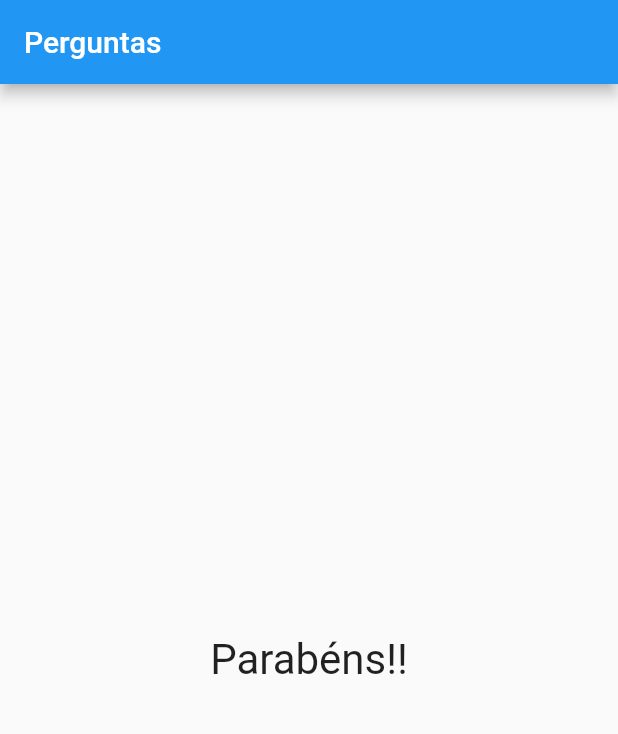
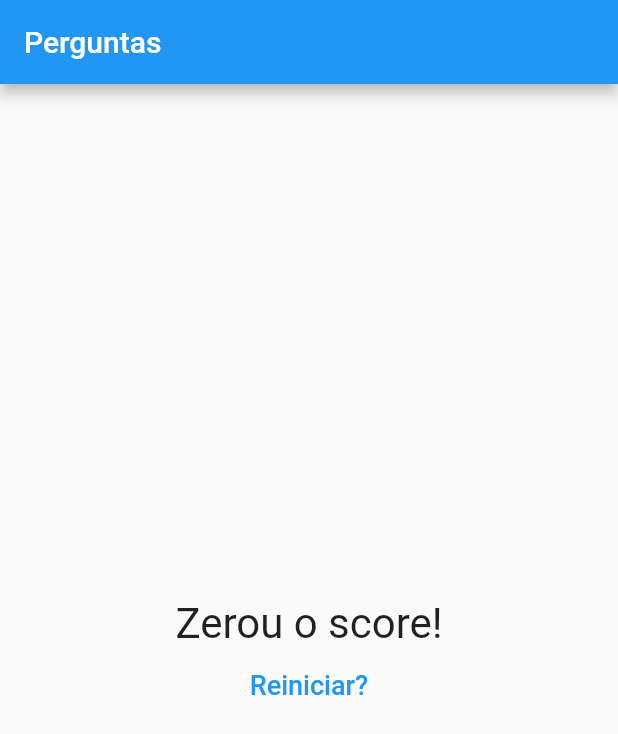
Before and after one commit to beugenio/flutter-curso, a Flutter app: the screen it shows after launch, after a tap on "Black", after a tap on "Cat", after a tap on "Joao", on a phone screen of 412 x 824 dp. Shown: the top 734 px of the screen. Run offline on Flutter 3.47's test engine with Material 2 defaults, Android fonts, the phone set to English and light mode, and no system bars.

Commit message:
Ajustes para final do primeiro módulo

```diff
--- a/lib/main.dart
+++ b/lib/main.dart
@@ -1,6 +1,6 @@
 import 'package:flutter/material.dart';
-import './questao.dart';
-import './respostas.dart';
+import './questionario.dart';
+import './resultado.dart';
 
 main(){
   runApp(new PerguntaApp());
@@ -8,31 +8,54 @@ main(){
 
 class _PerguntaAppState extends State<PerguntaApp>{
   var _perguntaSelecionada = 0;
+  var _pontuacaoTotal = 0;
   final _perguntas = const [
       {
         'texto': "Qual é a sua cor favorita?",
-        'respostas': ['Black','White','Red','Green'],
+        'respostas': [
+          {'texto':'Black','pontuacao': 10},
+          {'texto':'White','pontuacao': 5},
+          {'texto':'Red','pontuacao': 3},
+          {'texto':'Green','pontuacao': 1},
+
+          ],
 
       },
       {
         'texto': "Qual é o seu animal favorito?",
-        'respostas': ['Lion','Cat','Dog','Parrot'],
+        'respostas': [
+          {'texto': 'Lion','pontuacao': 10},
+          {'texto': 'Cat','pontuacao': 5},
+          {'texto': 'Dog','pontuacao': 3},
+          {'texto': 'Parrot','pontuacao': 1},
+          ],
       },
       {
         'texto': "Qual o instrutor favorito?",
-        'respostas': ['Bruno','Maria','Joao','Lucas'],
+        'respostas': [
+          {'texto': 'Bruno','pontuacao': 10},
+          {'texto': 'Maria','pontuacao': 5},
+          {'texto': 'Joao','pontuacao': 3},
+          {'texto': 'Lucas','pontuacao': 1},
+          ],
       },
     ];
 
-  void _responder(){
+  void _responder(int pontuacao){
     if(temPerguntaSelecionada){
       setState(() {
         _perguntaSelecionada++;
+        _pontuacaoTotal += pontuacao;
       });
     }
+  }
 
+  void _reiniciarQuestionario(){
+    setState(() {
+      _perguntaSelecionada = 0;
+      _pontuacaoTotal = 0;
+    });
 
-    print(_perguntaSelecionada);
   }
 
   bool get temPerguntaSelecionada{
@@ -41,11 +64,6 @@ class _PerguntaAppState extends State<PerguntaApp>{
 
   @override
   Widget build(BuildContext context){
-
-
-    List<String> respostasLista = temPerguntaSelecionada
-    ? _perguntas[_perguntaSelecionada]['respostas']
-    : null;
 
     //for (var textoResposta in respostasLista){
     //  widgets.add(Respostas(textoResposta,_responder));
@@ -56,15 +74,12 @@ class _PerguntaAppState extends State<PerguntaApp>{
         appBar: AppBar(
           title: Text("Perguntas"),
         ),//appBar
-        body: temPerguntaSelecionada ? Column(
-          children: <Widget>[
-            Questao(_perguntas[_perguntaSelecionada]['texto']),
-            ...respostasLista.map((t) => Respostas(t, _responder)).toList()
-          ],//children
-        ) : Center(
-              child: Text('Parabéns!!', style: TextStyle(fontSize: 28),
-            ),
-        ) ,//column
+        body: temPerguntaSelecionada
+        ?  Questionario(perguntaSelecionada: _perguntaSelecionada,
+                        perguntas: _perguntas,
+                        quandoResponder: _responder,
+                        )
+        :  Resultado(_pontuacaoTotal, _reiniciarQuestionario),//column
       ),//scaffold
     );//materialApp
   }//build
--- /dev/null
+++ b/lib/questionario.dart
@@ -0,0 +1,43 @@
+import 'package:flutter/material.dart';
+import './questao.dart';
+import './respostas.dart';
+
+class Questionario extends StatelessWidget{
+    final int perguntaSelecionada;
+    final List <Map<String, Object>> perguntas;
+    final void Function(int) quandoResponder;
+
+    Questionario({
+      @required this.perguntaSelecionada,
+      @required this.perguntas,
+      @required this.quandoResponder,
+    });
+
+    bool get temPerguntaSelecionada{
+      return perguntaSelecionada < perguntas.length;
+    }
+
+  @override
+  Widget build(BuildContext context) {
+    List<Map<String, Object>> respostasLista = temPerguntaSelecionada
+    ? perguntas[perguntaSelecionada]['respostas']
+    : null;
+
+    return Column(
+          children: <Widget>[
+            Questao(perguntas[perguntaSelecionada]['texto']),
+            ...respostasLista.map((resp) {
+              return Respostas(                            // no lugar da =>
+                resp['texto'],                             // passar funcao como parametro
+                () => quandoResponder(resp['pontuacao']), // poderia ser uma função {}
+                );
+            }).toList()
+          ],//children
+        );
+  }
+
+
+
+
+
+}
--- /dev/null
+++ b/lib/resultado.dart
@@ -0,0 +1,43 @@
+import 'package:flutter/material.dart';
+
+class Resultado extends StatelessWidget{
+  final int pontuacao;
+  final void Function() quandoReinicarQuestionario;
+
+  Resultado(this.pontuacao, this.quandoReinicarQuestionario);
+
+  String get fraseResultado{
+    if(pontuacao < 8){
+      return 'parabéns!';
+    }else if(pontuacao < 12){
+      return 'Muito bom!';
+    }else if (pontuacao < 16){
+      return 'impressionante';
+    }else{
+      return 'Zerou o score!';
+    }
+  }
+
+  @override
+  Widget build(BuildContext context) {
+    return Column(
+        mainAxisAlignment: MainAxisAlignment.center,
+        children: <Widget>[
+          Center(
+            child: Text(
+          fraseResultado,
+          style: TextStyle(fontSize: 28),
+          ),
+        ),
+        FlatButton(onPressed: quandoReinicarQuestionario,
+                   child: Text('Reiniciar?',
+                                style: TextStyle(fontSize: 18),
+                    ),
+                   textColor: Colors.blue,)
+      ],
+    );
+  }
+
+
+
+}
```
